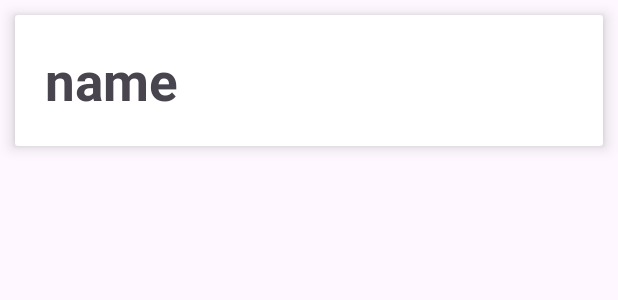
After one commit to sabihdanish/graph-fragment, an Android app built with Jetpack Compose: the layout card_view_design.xml on its own in the app's theme, with its tools: preview values and no code run, on a phone screen of 412 x 824 dp. The commit adds this screen. Shown: the top 300 px of the screen. Run offline under Robolectric (Android 15) with nearby library versions, the phone set to English and light mode, and no system bars.

Commit message:
graph-list-added

```diff
--- a/app/src/main/AndroidManifest.xml
+++ b/app/src/main/AndroidManifest.xml
@@ -14,10 +14,10 @@
         android:label="@string/app_name"
         android:roundIcon="@mipmap/ic_launcher_round"
         android:supportsRtl="true"
-        android:theme="@style/Theme.GraphKotlin"
+        android:theme="@style/Theme.Material3.Light"
         tools:targetApi="31">
         <activity
-            android:name=".view.MainActivityGraphSample"
+            android:name=".view.MainActivity"
             android:exported="true">
             <intent-filter>
                 <action android:name="android.intent.action.MAIN" />
--- /dev/null
+++ b/app/src/main/res/layout/card_view_design.xml
@@ -0,0 +1,21 @@
+<?xml version="1.0" encoding="utf-8"?>
+<androidx.cardview.widget.CardView
+    xmlns:android="http://schemas.android.com/apk/res/android"
+    xmlns:app="http://schemas.android.com/apk/res-auto"
+    android:layout_width="match_parent"
+    android:layout_height="wrap_content"
+    android:layout_margin="10dp"
+    app:cardElevation="6dp">
+
+        <TextView
+            android:id="@+id/graphName"
+            android:layout_width="wrap_content"
+            android:layout_height="wrap_content"
+            android:layout_margin="20dp"
+            android:layout_marginStart="10dp"
+            android:layout_marginLeft="15dp"
+            android:text="name"
+            android:textSize="35sp"
+            android:textStyle="bold" />
+
+</androidx.cardview.widget.CardView>
```
Also changed, not shown: app/src/main/java/com/sabeeh/graphkotlin/view/CustomAdapter.kt (added, +51 -0 lines), app/src/main/java/com/sabeeh/graphkotlin/view/FragmentGraphList.kt (+19 -7 lines), app/src/main/java/com/sabeeh/graphkotlin/view/MainActivity.kt (+2 -6 lines), app/src/main/res/layout/activity_main.xml (+2 -8 lines), app/src/main/res/layout/fragment_graph_list.xml (+4 -10 lines).
